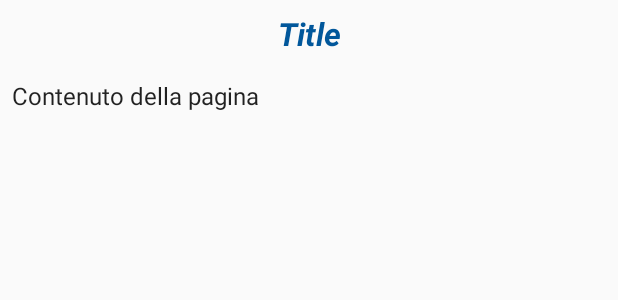
After one commit to aleperf/MissStats, an Android app: the layout fragment_toolbox_page.xml on its own in the app's theme, with its tools: preview values and no code run, on a phone screen of 412 x 824 dp. The commit adds this screen. Shown: the top 300 px of the screen. Run offline under Robolectric (Android 15) with nearby library versions, the phone set to English and light mode, and no system bars.

Commit message:
add ViewPager

```diff
--- a/app/src/main/java/stats/aleperf/example/missstats/MeetMissStatsFragment.java
+++ b/app/src/main/java/stats/aleperf/example/missstats/MeetMissStatsFragment.java
@@ -10,6 +10,7 @@ import android.view.ViewGroup;
 
 
 /**
+ * MeetMissStats introduce Miss Stats, your friendly neighborhood statistician
  * A simple {@link Fragment} subclass.
  * This class host the presentation of Miss Stats
  * Use the MeetMissStatsFragment#newInstance} factory method to
--- a/app/src/main/java/stats/aleperf/example/missstats/WhatIsStatisticsFragment.java
+++ b/app/src/main/java/stats/aleperf/example/missstats/WhatIsStatisticsFragment.java
@@ -9,9 +9,11 @@ import android.view.ViewGroup;
 
 
 /**
+ *
  * A simple {@link Fragment} subclass, this class host the explanation of what statistics i
  * * Use the WhatIsStatisticsFragment#newInstance} factory method to
  * create an instance of this fragment.
+ *
  */
 public class WhatIsStatisticsFragment extends Fragment {
 
--- /dev/null
+++ b/app/src/main/res/layout/fragment_toolbox_page.xml
@@ -0,0 +1,30 @@
+<?xml version="1.0" encoding="utf-8"?>
+<ScrollView xmlns:android="http://schemas.android.com/apk/res/android"
+    xmlns:tools="http://schemas.android.com/tools"
+    android:layout_width="match_parent"
+    android:layout_height="wrap_content">
+<LinearLayout
+    android:layout_width="match_parent"
+    android:layout_height="wrap_content"
+    android:orientation="vertical">
+
+    <TextView
+        android:id="@+id/toolbox_page_title"
+        android:layout_width="match_parent"
+        android:layout_height="wrap_content"
+        style="@style/title_miss_stats"
+        android:gravity="center"
+        android:padding="8dp"
+        tools:text="Title"/>
+    <TextView
+        android:id="@+id/toolbox_page_text"
+        android:layout_width="match_parent"
+        android:layout_height="wrap_content"
+        style="@style/descriptive_font_text"
+        android:padding="8dp"
+        tools:text="Contenuto della pagina"/>
+
+
+</LinearLayout>
+
+    </ScrollView>
--- a/app/src/main/res/values/colors.xml
+++ b/app/src/main/res/values/colors.xml
@@ -9,7 +9,7 @@
     <color name="homeBackground">#FFFFFF</color>
     <color name="meetMissStats">#CC2196F3</color>
     <color name="whatIsStatistics">#CCFF5722</color>
-    <color name="gimmeFive">#CC00BCD4</color>
+    <color name="yourToolbox">#CC00BCD4</color>
     <color name="probability">#CCD50000</color>
     <color name="normality">#CC1A237E</color>
     <color name="monty_hall">#CC00796B</color>
```
Also changed, not shown: app/src/main/java/stats/aleperf/example/missstats/HomeArgument.java (+12 -0 lines), app/src/main/java/stats/aleperf/example/missstats/HomeArgumentsLab.java (+6 -2 lines), app/src/main/java/stats/aleperf/example/missstats/HomeFragment.java (+6 -4 lines), app/src/main/java/stats/aleperf/example/missstats/MainActivity.java (+7 -0 lines), app/src/main/java/stats/aleperf/example/missstats/ToolBoxArgument.java (added, +26 -0 lines), app/src/main/java/stats/aleperf/example/missstats/ToolboxArgsLab.java (added, +28 -0 lines), app/src/main/java/stats/aleperf/example/missstats/ToolboxFragment.java (+51 -2 lines), app/src/main/java/stats/aleperf/example/missstats/ToolboxPage.java (added, +74 -0 lines), app/src/main/res/layout/fragment_toolbox.xml (+12 -9 lines), app/src/main/res/values/strings.xml (+36 -2 lines), app/src/main/res/drawable/toolbox.xml (renamed from app/src/main/res/drawable/gimme_five.xml).
